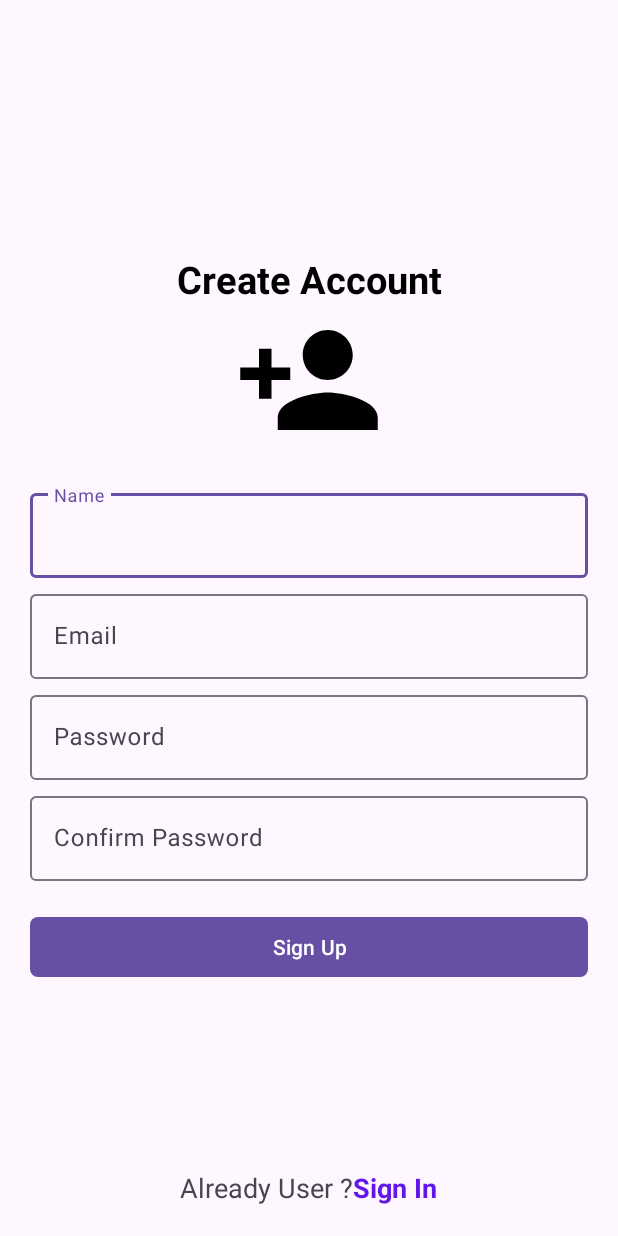
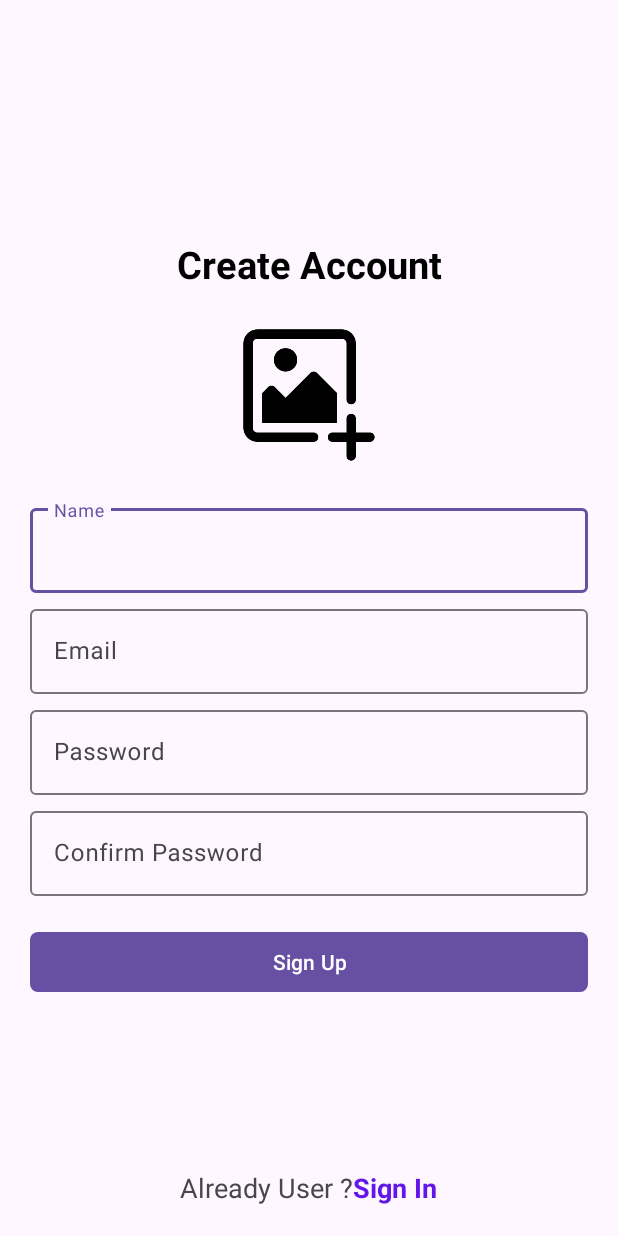
Before and after one commit to KELLSPING/MyChatRoomIII, an Android app: the RegisterActivity screen opened directly, with no data from a screen before it, on a phone screen of 412 x 824 dp. Run offline under Robolectric (Android 15) with nearby library versions, the phone set to English and light mode, and no system bars; our stand-ins replace Firebase (no records; nobody signed in at launch, a user with empty details on screens opened directly); pictures from the network do not load.

Commit message:
Change view.  - Change image in register activity.

```diff
--- a/app/src/main/res/layout/activity_register.xml
+++ b/app/src/main/res/layout/activity_register.xml
@@ -26,7 +26,8 @@
             android:id="@+id/profile_image"
             android:layout_width="100dp"
             android:layout_height="100dp"
-            android:src="@drawable/person_add_image" />
+            android:src="@drawable/add_image"
+            android:layout_marginTop="20dp"/>
 
         <com.google.android.material.textfield.TextInputLayout
             android:layout_width="match_parent"
```
Also changed, not shown: app/src/main/res/drawable-xhdpi/add_image.png (added).
